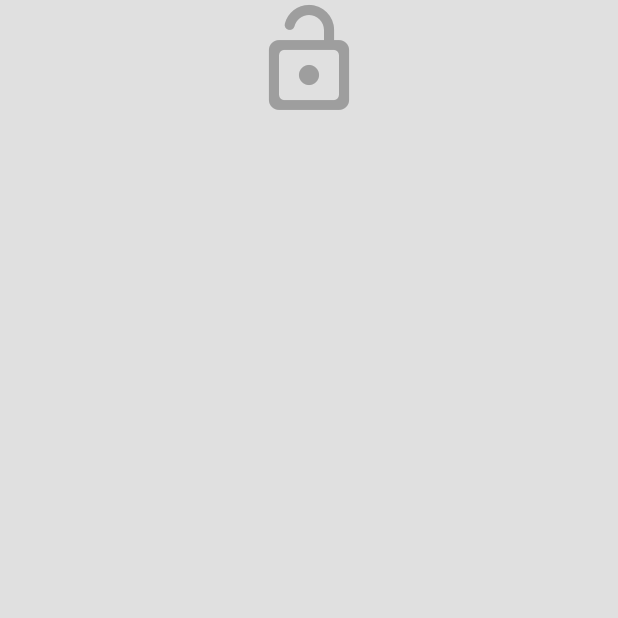
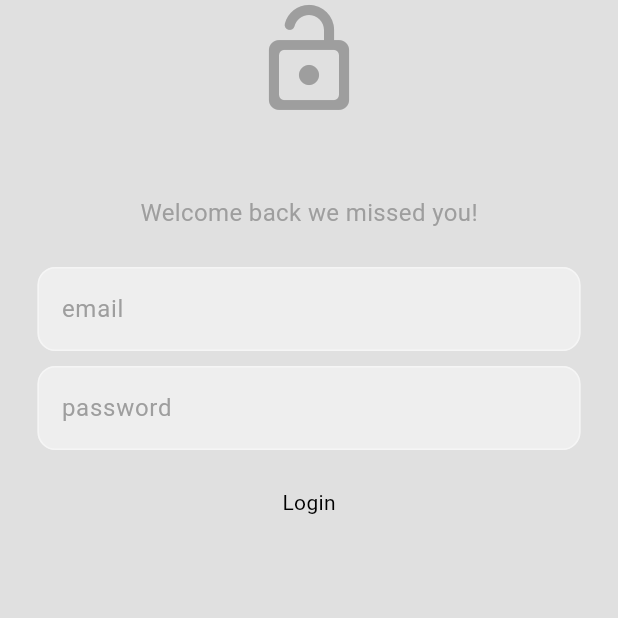
Before and after one commit to Endale2/Social-Media-App-flutter-bloc-firebase-, a Flutter app: the screen it shows after launch, on a phone screen of 412 x 824 dp, the top half of it. Run offline on Flutter 3.47's test engine with Material 3 defaults, Android fonts, the phone set to English and light mode, and no system bars; our stand-ins replace firebase_auth, firebase_core, flutter_bloc; accounts and stored records are empty.

Commit message:
login page updated

```diff
--- /dev/null
+++ b/lib/features/auth/presentation/components/my_button.dart
@@ -0,0 +1,18 @@
+import 'package:flutter/widgets.dart';
+
+class MyButton extends StatelessWidget {
+  final void Function()? onTap;
+  final String text;
+  const MyButton({super.key, required this.onTap, required this.text});
+
+  @override
+  Widget build(BuildContext context) {
+    return GestureDetector(
+      onTap: onTap,
+      child: Container(
+          child: Center(
+        child: Text(text),
+      )),
+    );
+  }
+}
--- /dev/null
+++ b/lib/features/auth/presentation/components/my_text_field.dart
@@ -0,0 +1,33 @@
+import 'package:flutter/material.dart';
+
+class MyTextField extends StatelessWidget {
+  final TextEditingController controller;
+  final String hintText;
+  final bool obscureText;
+  const MyTextField(
+      {super.key,
+      required this.controller,
+      required this.hintText,
+      required this.obscureText});
+
+  @override
+  Widget build(BuildContext context) {
+    return TextField(
+      controller: controller,
+      obscureText: obscureText,
+      decoration: InputDecoration(
+          enabledBorder: OutlineInputBorder(
+              borderSide:
+                  BorderSide(color: Theme.of(context).colorScheme.tertiary),
+              borderRadius: BorderRadius.circular(12)),
+          focusedBorder: OutlineInputBorder(
+              borderSide:
+                  BorderSide(color: Theme.of(context).colorScheme.primary),
+              borderRadius: BorderRadius.circular(12)),
+          hintText: hintText,
+          hintStyle: TextStyle(color: Theme.of(context).colorScheme.primary),
+          fillColor: Theme.of(context).colorScheme.secondary,
+          filled: true),
+    );
+  }
+}
--- a/lib/features/auth/presentation/pages/login_page.dart
+++ b/lib/features/auth/presentation/pages/login_page.dart
@@ -1,4 +1,6 @@
 import 'package:flutter/material.dart';
+import 'package:socialx/features/auth/presentation/components/my_button.dart';
+import 'package:socialx/features/auth/presentation/components/my_text_field.dart';
 
 class LoginPage extends StatefulWidget {
   const LoginPage({super.key});
@@ -8,24 +10,49 @@ class LoginPage extends StatefulWidget {
 }
 
 class _LoginPageState extends State<LoginPage> {
+  final emailController = TextEditingController();
+  final passwordController = TextEditingController();
   @override
   Widget build(BuildContext context) {
     return Scaffold(
         body: SafeArea(
       child: Center(
+        child: Padding(
+          padding: const EdgeInsets.symmetric(horizontal: 25),
           child: Column(
             children: [
               //icon
               Icon(Icons.lock_open_rounded,
-                size: 80, color: Theme.of(context).colorScheme.primary)
+                  size: 80, color: Theme.of(context).colorScheme.primary),
+
+              const SizedBox(height: 50),
 
               //welcome back message
+              Text(
+                "Welcome back we missed you!",
+                style: TextStyle(
+                    color: Theme.of(context).colorScheme.primary, fontSize: 16),
+              ),
 
+              const SizedBox(height: 25),
               //email
+              MyTextField(
+                  controller: emailController,
+                  hintText: "email",
+                  obscureText: false),
+
+              const SizedBox(height: 10),
               //password
+              MyTextField(
+                  controller: passwordController,
+                  hintText: "password",
+                  obscureText: true),
               //login button
+              const SizedBox(height: 25),
+              MyButton(onTap: () {}, text: "Login")
               //not registered yet?
             ],
+          ),
         ),
       ),
     ));
```
Lines whose indentation alone changed are shown as unchanged.
